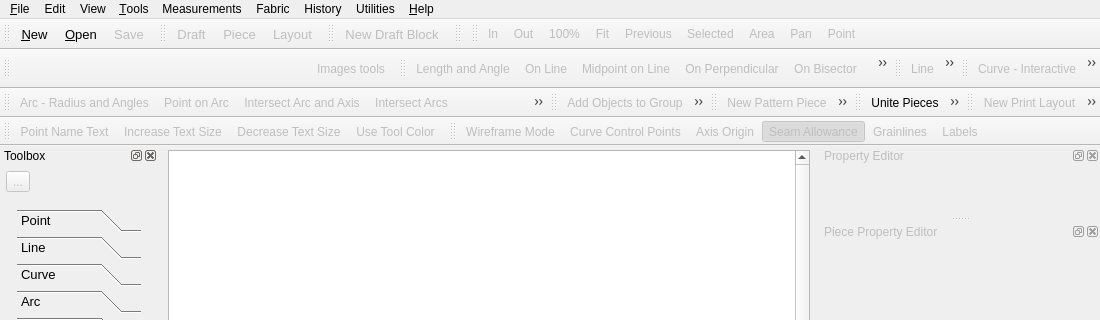
Old version of the form src/app/seamly2d/mainwindow.ui in the repository FashionFreedom/Seamly2D; both pictures show x 0 to 1100 and y 0 to 320 of the 1100 by 831 pixel window.
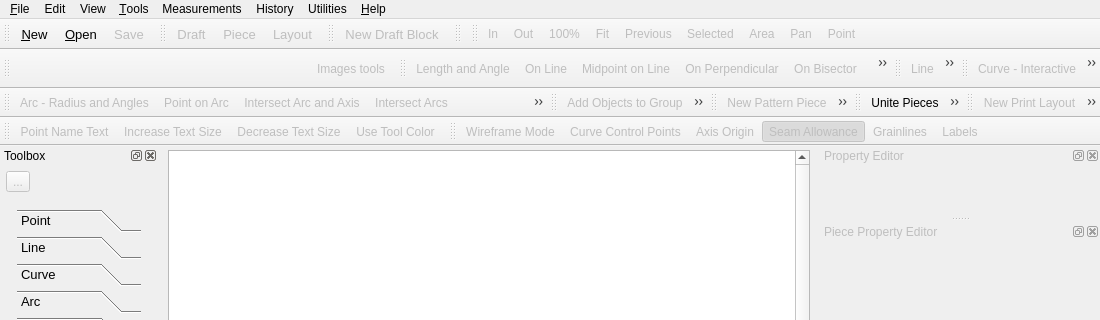
New version of the form. Icons and pictures are not drawn. Custom widgets are drawn as their Qt base class.

Commit message: fix: piece rename bugs + remove fabric schema/dead code

Patch:
```diff
--- a/src/app/seamly2d/mainwindow.ui
+++ b/src/app/seamly2d/mainwindow.ui
@@ -136,13 +136,6 @@
     <addaction name="table_Action"/>
     <addaction name="exportVariablesToCSV_Action"/>
    </widget>
-   <widget class="QMenu" name="fabric_Menu">
-    <property name="title">
-     <string>Fabric</string>
-    </property>
-    <addaction name="editFabric_Action"/>
-    <addaction name="addFabric_Action"/>
-   </widget>
    <widget class="QMenu" name="history_Menu">
     <property name="title">
      <string>History</string>
@@ -354,7 +347,6 @@
    <addaction name="view_Menu"/>
    <addaction name="tools_Menu"/>
    <addaction name="measurements_Menu"/>
-   <addaction name="fabric_Menu"/>
    <addaction name="history_Menu"/>
    <addaction name="menuUtiliries"/>
    <addaction name="help_Menu"/>
```
Left out of the diff: 16 changed lines with no effect on the pictures. The commit also changes 15 other files.
